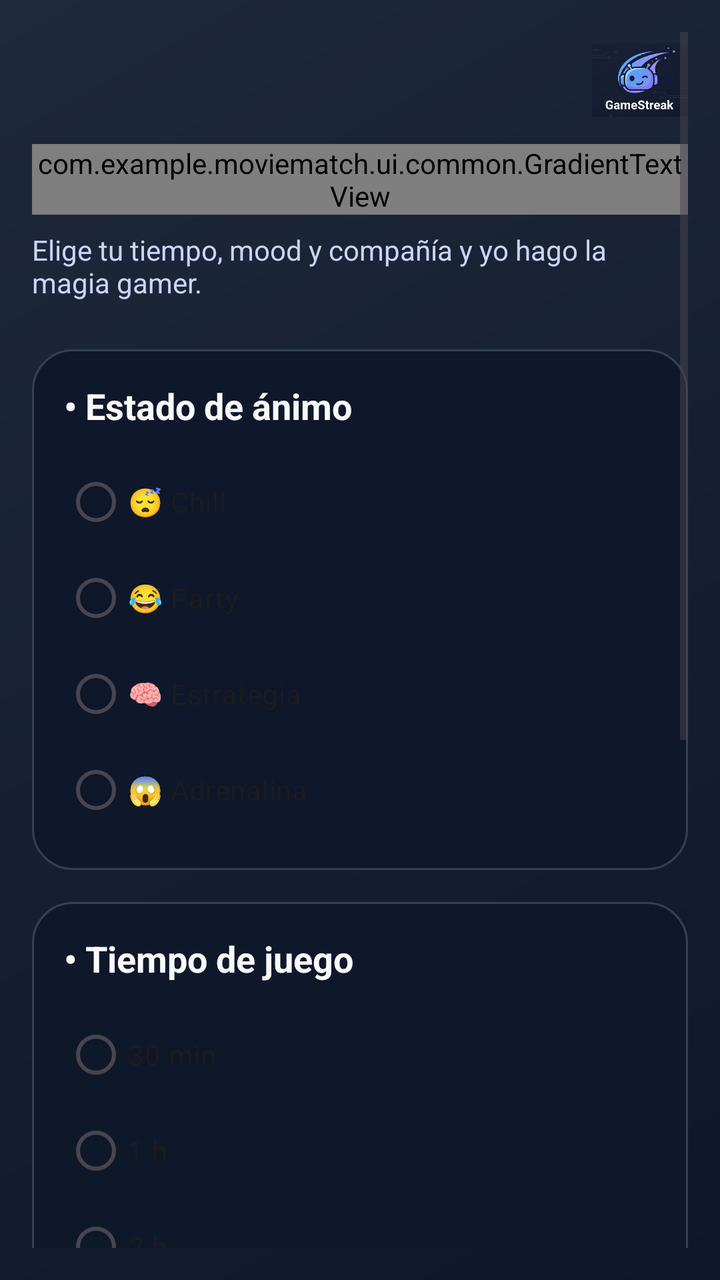
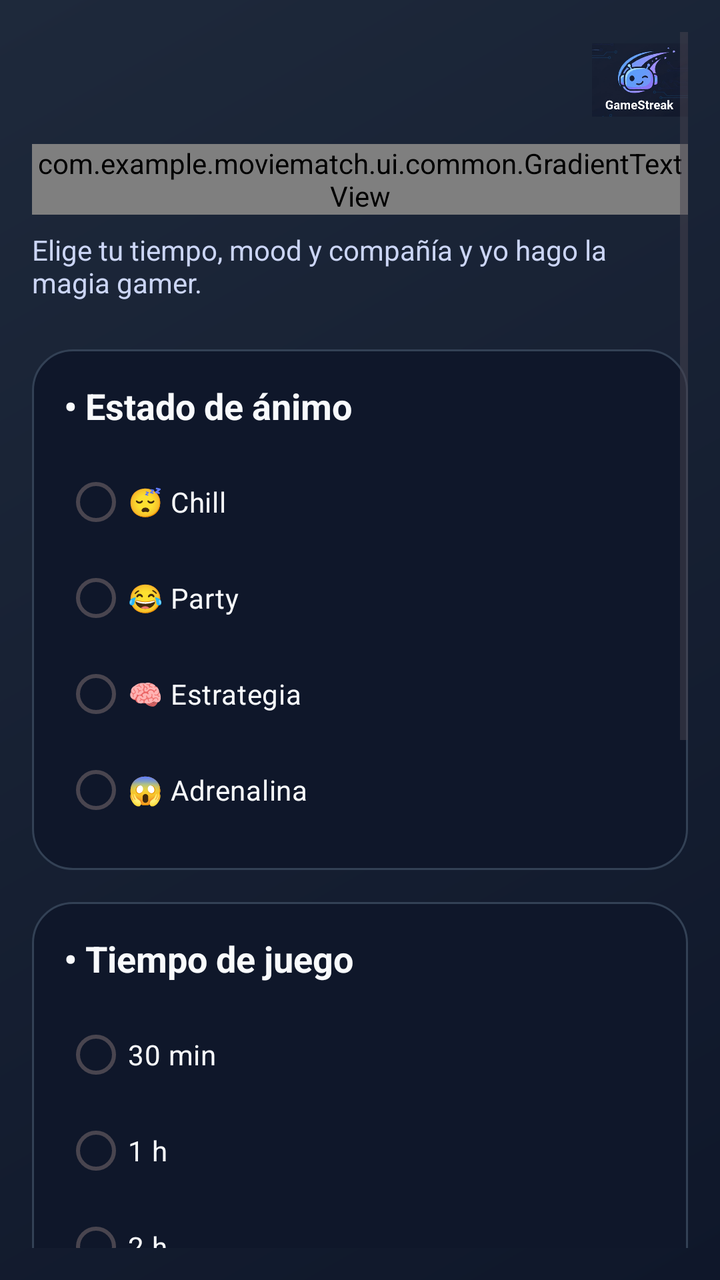

An Android layout rendered at two revisions. The XML below is the earlier revision; the diff shows what the commit changed to produce the second picture.
<!-- AndroidManifest.xml: application theme Theme.MovieMatch -->
<!-- res/layout/fragment_home.xml -->
<?xml version="1.0" encoding="utf-8"?>
<ScrollView xmlns:android="http://schemas.android.com/apk/res/android"
    xmlns:app="http://schemas.android.com/apk/res-auto"
    xmlns:tools="http://schemas.android.com/tools"
    android:id="@+id/scrollHome"
    android:layout_width="match_parent"
    android:layout_height="match_parent"
    android:background="@drawable/bg_app_gradient"
    android:fillViewport="true"
    android:padding="16dp"
    tools:context=".ui.inicio.InicioFragment">

    <LinearLayout
        android:layout_width="match_parent"
        android:layout_height="wrap_content"
        android:orientation="vertical"
        android:paddingBottom="32dp">

        <ImageView
            android:id="@+id/imgHomeLogo"
            android:layout_width="48dp"
            android:layout_height="48dp"
            android:layout_gravity="end"
            android:layout_marginBottom="8dp"
            android:contentDescription="@string/app_name"
            android:src="@drawable/loguito" />

        <com.example.moviematch.ui.common.GradientTextView
            android:id="@+id/txtHomeTitle"
            android:layout_width="wrap_content"
            android:layout_height="wrap_content"
            android:fontFamily="sans-serif"
            android:text="@string/home_title"
            android:textColor="@color/text_primary"
            android:textSize="28sp"
            android:textStyle="bold"
            android:layout_marginBottom="8dp" />

        <TextView
            android:id="@+id/txtHomeSubtitle"
            android:layout_width="wrap_content"
            android:layout_height="wrap_content"
            android:fontFamily="sans-serif"
            android:text="@string/home_subtitle"
            android:textColor="@color/text_secondary"
            android:textSize="14sp"
            android:layout_marginBottom="24dp" />

        <LinearLayout
            android:layout_width="match_parent"
            android:layout_height="wrap_content"
            android:background="@drawable/bg_section_card"
            android:orientation="vertical"
            android:padding="16dp"
            android:layout_marginBottom="16dp">

            <TextView
                android:layout_width="wrap_content"
                android:layout_height="wrap_content"
                android:fontFamily="sans-serif"
                android:text="@string/home_mood_label"
                android:textColor="@color/text_primary"
                android:textSize="18sp"
                android:textStyle="bold"
                android:layout_marginBottom="12dp" />

            <RadioGroup
                android:id="@+id/radioGroupMood"
                android:layout_width="match_parent"
                android:layout_height="wrap_content"
                android:orientation="vertical">

                <com.google.android.material.radiobutton.MaterialRadioButton
                    android:id="@+id/radioMoodRelax"
                    android:layout_width="wrap_content"
                    android:layout_height="wrap_content"
                    android:text="@string/home_mood_relax" />

                <com.google.android.material.radiobutton.MaterialRadioButton
                    android:id="@+id/radioMoodRisa"
                    android:layout_width="wrap_content"
                    android:layout_height="wrap_content"
                    android:text="@string/home_mood_laugh" />

                <com.google.android.material.radiobutton.MaterialRadioButton
                    android:id="@+id/radioMoodPensar"
                    android:layout_width="wrap_content"
                    android:layout_height="wrap_content"
                    android:text="@string/home_mood_think" />

                <com.google.android.material.radiobutton.MaterialRadioButton
                    android:id="@+id/radioMoodSusto"
                    android:layout_width="wrap_content"
                    android:layout_height="wrap_content"
                    android:text="@string/home_mood_scare" />

            </RadioGroup>

        </LinearLayout>

        <LinearLayout
            android:layout_width="match_parent"
            android:layout_height="wrap_content"
            android:background="@drawable/bg_section_card"
            android:orientation="vertical"
            android:padding="16dp"
            android:layout_marginBottom="16dp">

            <TextView
                android:layout_width="wrap_content"
                android:layout_height="wrap_content"
                android:fontFamily="sans-serif"
                android:text="@string/home_time_label"
                android:textColor="@color/text_primary"
                android:textSize="18sp"
                android:textStyle="bold"
                android:layout_marginBottom="12dp" />

            <RadioGroup
                android:id="@+id/radioGroupTime"
                android:layout_width="match_parent"
                android:layout_height="wrap_content"
                android:orientation="vertical">

                <com.google.android.material.radiobutton.MaterialRadioButton
                    android:id="@+id/radioTime30"
                    android:layout_width="wrap_content"
                    android:layout_height="wrap_content"
                    android:text="@string/home_time_30" />

                <com.google.android.material.radiobutton.MaterialRadioButton
                    android:id="@+id/radioTime60"
                    android:layout_width="wrap_content"
                    android:layout_height="wrap_content"
                    android:text="@string/home_time_60" />

                <com.google.android.material.radiobutton.MaterialRadioButton
                    android:id="@+id/radioTime90"
                    android:layout_width="wrap_content"
                    android:layout_height="wrap_content"
                    android:text="@string/home_time_90" />

                <com.google.android.material.radiobutton.MaterialRadioButton
                    android:id="@+id/radioTime120"
                    android:layout_width="wrap_content"
                    android:layout_height="wrap_content"
                    android:text="@string/home_time_120" />

            </RadioGroup>

        </LinearLayout>

        <LinearLayout
            android:layout_width="match_parent"
            android:layout_height="wrap_content"
            android:background="@drawable/bg_section_card"
            android:orientation="vertical"
            android:padding="16dp"
            android:layout_marginBottom="24dp">

            <TextView
                android:layout_width="wrap_content"
                android:layout_height="wrap_content"
                android:fontFamily="sans-serif"
                android:text="@string/home_company_label"
                android:textColor="@color/text_primary"
                android:textSize="18sp"
                android:textStyle="bold"
                android:layout_marginBottom="12dp" />

            <RadioGroup
                android:id="@+id/radioGroupCompany"
                android:layout_width="match_parent"
                android:layout_height="wrap_content"
                android:orientation="vertical">

                <com.google.android.material.radiobutton.MaterialRadioButton
                    android:id="@+id/radioSolo"
                    android:layout_width="wrap_content"
                    android:layout_height="wrap_content"
                    android:text="@string/home_company_solo" />

                <com.google.android.material.radiobutton.MaterialRadioButton
                    android:id="@+id/radioPareja"
                    android:layout_width="wrap_content"
                    android:layout_height="wrap_content"
                    android:text="@string/home_company_couple" />

                <com.google.android.material.radiobutton.MaterialRadioButton
                    android:id="@+id/radioAmigos"
                    android:layout_width="wrap_content"
                    android:layout_height="wrap_content"
                    android:text="@string/home_company_friends" />

                <com.google.android.material.radiobutton.MaterialRadioButton
                    android:id="@+id/radioFamilia"
                    android:layout_width="wrap_content"
                    android:layout_height="wrap_content"
                    android:text="@string/home_company_family" />

            </RadioGroup>

        </LinearLayout>

        <LinearLayout
            android:layout_width="match_parent"
            android:layout_height="wrap_content"
            android:orientation="horizontal"
            android:weightSum="2"
            android:layout_marginTop="8dp">

            <com.google.android.material.button.MaterialButton
                android:id="@+id/btnBuscarPelicula"
                style="@style/AppButton.Primary"
                android:layout_width="0dp"
                android:layout_height="wrap_content"
                android:layout_weight="1"
                android:text="@string/home_search_button"
                android:textAllCaps="false"
                android:textStyle="bold" />

            <com.google.android.material.button.MaterialButton
                android:id="@+id/btnModoGrupo"
                style="@style/AppButton.Outline"
                android:layout_width="0dp"
                android:layout_height="wrap_content"
                android:layout_weight="1"
                android:layout_marginStart="12dp"
                android:text="@string/home_group_mode_button"
                android:textAllCaps="false"
                android:textStyle="bold" />

        </LinearLayout>

    </LinearLayout>

</ScrollView>
<!-- resources referenced by this layout -->
<resources>
  <color name="text_primary">#F8FAFC</color>
  <color name="text_secondary">#CBD5F5</color>
  <!-- drawable bg_app_gradient (drawable) -->
  <shape xmlns:android="http://schemas.android.com/apk/res/android"
      android:shape="rectangle">
      <gradient
          android:type="linear"
          android:startColor="@color/bg_main_start"
          android:endColor="@color/bg_main_end"
          android:angle="135" />
  </shape>
  <!-- drawable bg_section_card (drawable) -->
  <shape xmlns:android="http://schemas.android.com/apk/res/android"
      android:shape="rectangle">
      <solid android:color="@color/bg_main_start" />
      <stroke
          android:width="1dp"
          android:color="@color/chip_border" />
      <corners android:radius="20dp" />
  </shape>
  <string name="app_name">GameStreak</string>
  <string name="home_company_couple">Dúo</string>
  <string name="home_company_family">Familia</string>
  <string name="home_company_friends">Amigos</string>
  <string name="home_company_label">• ¿Con quién juegas?</string>
  <string name="home_company_solo">Solo</string>
  <string name="home_group_mode_button">Modo grupo</string>
  <string name="home_mood_label">• Estado de ánimo</string>
  <string name="home_mood_laugh">😂 Party</string>
  <string name="home_mood_relax">😴 Chill</string>
  <string name="home_mood_scare">😱 Adrenalina</string>
  <string name="home_mood_think">🧠 Estrategia</string>
  <string name="home_search_button">Buscar juego</string>
  <string name="home_subtitle">Elige tu tiempo, mood y compañía y yo hago la magia gamer.</string>
  <string name="home_time_120">4 h+</string>
  <string name="home_time_30">30 min</string>
  <string name="home_time_60">1 h</string>
  <string name="home_time_90">2 h</string>
  <string name="home_time_label">• Tiempo de juego</string>
  <string name="home_title">¿Qué jugamos hoy?</string>
  <style name="AppButton.Outline" parent="Widget.MaterialComponents.Button">
          <item name="android:background">@drawable/bg_button_outline</item>
          <item name="backgroundTint">@null</item>
          <item name="android:textColor">@color/text_primary</item>
          <item name="android:insetLeft">0dp</item>
          <item name="android:insetRight">0dp</item>
          <item name="android:insetTop">0dp</item>
          <item name="android:insetBottom">0dp</item>
          
      </style>
  <style name="Theme.MovieMatch" parent="Base.Theme.MovieMatch" />
  <color name="bg_main_start">#0F172A</color>
  <color name="bg_main_end">#1E293B</color>
  <color name="chip_border">#334155</color>
  <!-- drawable bg_button_outline (drawable) -->
  <shape xmlns:android="http://schemas.android.com/apk/res/android"
      android:shape="rectangle">
      <solid android:color="@color/button_outline_bg" />
      <stroke
          android:width="2dp"
          android:color="@color/accent_cyan" />
      <corners android:radius="24dp" />
  </shape>
  <!-- drawable bg_button_primary_gradient (drawable) -->
  <shape xmlns:android="http://schemas.android.com/apk/res/android"
      android:shape="rectangle">
      <gradient
          android:startColor="@color/accent_cyan"
          android:endColor="@color/accent_purple"
          android:angle="0" />
      <corners android:radius="24dp" />
  </shape>
  <color name="text_on_accent">#0B1120</color>
  <style name="Base.Theme.MovieMatch" parent="Theme.Material3.DayNight.NoActionBar">
          
          
      </style>
  <color name="button_outline_bg">#0B1120</color>
  <color name="accent_cyan">#60A5FA</color>
  <color name="accent_purple">#A78BFA</color>
  <!-- unchanged entries left out for length: 2 -->
</resources>

<!-- the commit's change to res/layout/fragment_home.xml (unified diff, before → after) -->
@@ -74,24 +74,28 @@
                     android:id="@+id/radioMoodRelax"
                     android:layout_width="wrap_content"
                     android:layout_height="wrap_content"
+                    android:textColor="@color/text_primary"
                     android:text="@string/home_mood_relax" />
 
                 <com.google.android.material.radiobutton.MaterialRadioButton
                     android:id="@+id/radioMoodRisa"
                     android:layout_width="wrap_content"
                     android:layout_height="wrap_content"
+                    android:textColor="@color/text_primary"
                     android:text="@string/home_mood_laugh" />
 
                 <com.google.android.material.radiobutton.MaterialRadioButton
                     android:id="@+id/radioMoodPensar"
                     android:layout_width="wrap_content"
                     android:layout_height="wrap_content"
+                    android:textColor="@color/text_primary"
                     android:text="@string/home_mood_think" />
 
                 <com.google.android.material.radiobutton.MaterialRadioButton
                     android:id="@+id/radioMoodSusto"
                     android:layout_width="wrap_content"
                     android:layout_height="wrap_content"
+                    android:textColor="@color/text_primary"
                     android:text="@string/home_mood_scare" />
 
             </RadioGroup>
@@ -126,24 +130,28 @@
                     android:id="@+id/radioTime30"
                     android:layout_width="wrap_content"
                     android:layout_height="wrap_content"
+                    android:textColor="@color/text_primary"
                     android:text="@string/home_time_30" />
 
                 <com.google.android.material.radiobutton.MaterialRadioButton
                     android:id="@+id/radioTime60"
                     android:layout_width="wrap_content"
                     android:layout_height="wrap_content"
+                    android:textColor="@color/text_primary"
                     android:text="@string/home_time_60" />
 
                 <com.google.android.material.radiobutton.MaterialRadioButton
                     android:id="@+id/radioTime90"
                     android:layout_width="wrap_content"
                     android:layout_height="wrap_content"
+                    android:textColor="@color/text_primary"
                     android:text="@string/home_time_90" />
 
                 <com.google.android.material.radiobutton.MaterialRadioButton
                     android:id="@+id/radioTime120"
                     android:layout_width="wrap_content"
                     android:layout_height="wrap_content"
+                    android:textColor="@color/text_primary"
                     android:text="@string/home_time_120" />
 
             </RadioGroup>
@@ -178,24 +186,28 @@
                     android:id="@+id/radioSolo"
                     android:layout_width="wrap_content"
                     android:layout_height="wrap_content"
+                    android:textColor="@color/text_primary"
                     android:text="@string/home_company_solo" />
 
                 <com.google.android.material.radiobutton.MaterialRadioButton
                     android:id="@+id/radioPareja"
                     android:layout_width="wrap_content"
                     android:layout_height="wrap_content"
+                    android:textColor="@color/text_primary"
                     android:text="@string/home_company_couple" />
 
                 <com.google.android.material.radiobutton.MaterialRadioButton
                     android:id="@+id/radioAmigos"
                     android:layout_width="wrap_content"
                     android:layout_height="wrap_content"
+                    android:textColor="@color/text_primary"
                     android:text="@string/home_company_friends" />
 
                 <com.google.android.material.radiobutton.MaterialRadioButton
                     android:id="@+id/radioFamilia"
                     android:layout_width="wrap_content"
                     android:layout_height="wrap_content"
+                    android:textColor="@color/text_primary"
                     android:text="@string/home_company_family" />
 
             </RadioGroup>
